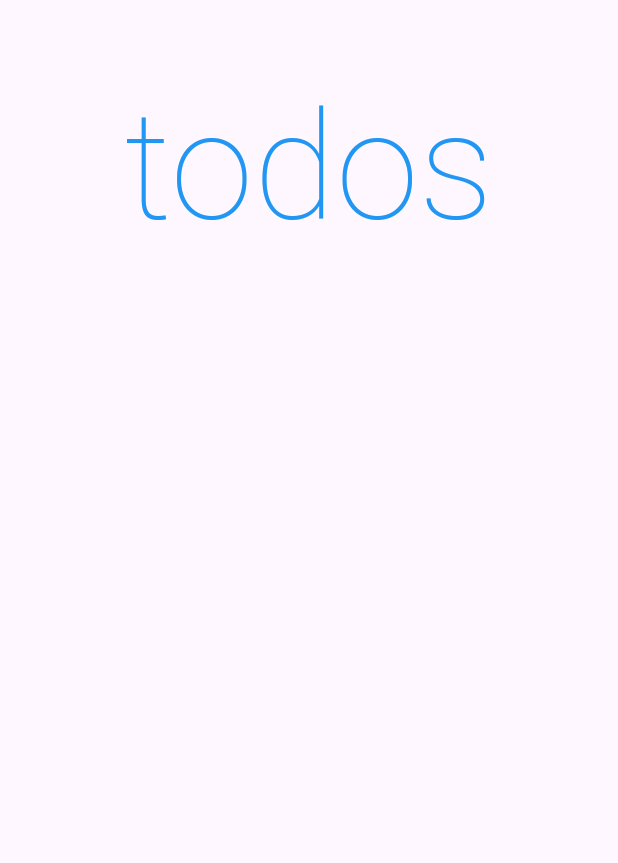
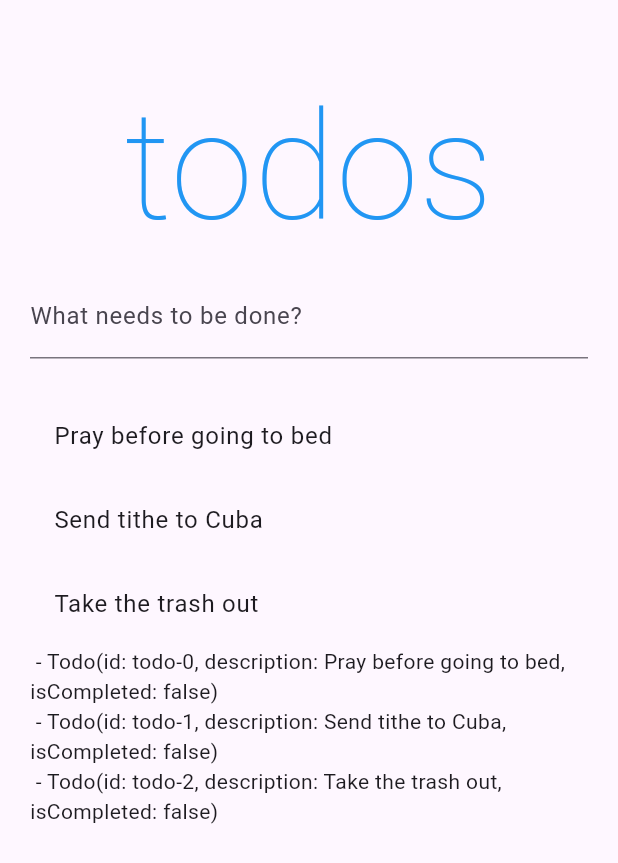
Before and after one commit to dsubiros/riverpod_todo_3, a Flutter app: the screen it shows after launch, on a phone screen of 412 x 824 dp. Shown: the top 863 px of the screen. Run offline on Flutter 3.47's test engine with Material 3 defaults, Android fonts, the phone set to English and light mode, and no system bars; our stand-ins replace flutter_hooks, flutter_riverpod, freezed_annotation, gap, hooks_riverpod, riverpod_annotation; generated files the repository leaves out were written again.

Commit message:
- Added TextField helper. - Working on List of Items.

```diff
--- a/lib/src/todos/todo_list_page.dart
+++ b/lib/src/todos/todo_list_page.dart
@@ -1,20 +1,76 @@
 import 'package:flutter/material.dart';
 import 'package:flutter_riverpod/flutter_riverpod.dart';
 import 'package:flutter_hooks/flutter_hooks.dart';
+import 'package:gap/gap.dart';
 import 'package:hooks_riverpod/hooks_riverpod.dart';
+import 'package:riverpod_todo_3/src/todos/todo_provider.dart';
 
 class TodoListPage extends HookConsumerWidget {
   const TodoListPage({super.key});
   @override
   Widget build(BuildContext context, WidgetRef ref) {
+    final todoState = ref.watch(todoNotifierProvider);
+    final todoNotifier = ref.watch(todoNotifierProvider.notifier);
+    final newTodoController = useTextEditingController();
+
     return GestureDetector(
+      onTap: () => FocusScope.of(context).unfocus(),
       child: Scaffold(
         body: ListView(
-          shrinkWrap: true,
+          // shrinkWrap: true,
           padding: const EdgeInsets.symmetric(horizontal: 20, vertical: 40),
-          children: const [HeaderTile()],
+          children: [
+            const HeaderTile(),
+            SizedBox(
+              height: 70,
+              child: TextField(
+                controller: newTodoController,
+                enabled: !todoState.isLoading,
+                decoration: InputDecoration(
+                    labelText: 'What needs to be done?',
+                    helper:
+                        todoState.isLoading ? const TextFieldHelper() : null),
+                onSubmitted: (value) {
+                  todoNotifier.add(value);
+                  newTodoController.clear();
+                },
+              ),
+            ),
+            const Gap(10),
+            // TODO: TextField
+            // TODO: Toolbar
+            // TODO: Filtered Todo List
+            ...todoState.items.map((todo) => ListTile(
+                  key: ValueKey(todo.id),
+                  title: Text(todo.description),
+                )),
+            // TODO: Todo List, for testing purposes
+            ...todoState.items.map(
+              (todo) => Text(' - ${todo.toString()}'),
+            )
+          ],
         ),
       ),
+    );
+  }
+}
+
+class TextFieldHelper extends StatelessWidget {
+  const TextFieldHelper({
+    super.key,
+  });
+
+  @override
+  Widget build(BuildContext context) {
+    return const Row(
+      children: [
+        SizedBox(
+            height: 10,
+            width: 10,
+            child: CircularProgressIndicator(strokeWidth: 2)),
+        Gap(10),
+        Text('Submitting, please wait...')
+      ],
     );
   }
 }
--- a/lib/src/todos/todo_provider.dart
+++ b/lib/src/todos/todo_provider.dart
@@ -11,13 +11,17 @@ const _uuid = Uuid();
 class TodoNotifier extends _$TodoNotifier {
   @override
   TodoState build() {
-    return const TodoState(items: []);
+    return TodoState(items: [
+      Todo(id: 'todo-0', description: 'Pray before going to bed'),
+      Todo(id: 'todo-1', description: 'Send tithe to Cuba'),
+      Todo(id: 'todo-2', description: 'Take the trash out'),
+    ]);
   }
 
   Future<void> add(String description) async {
     state = state.copyWith(isLoading: true);
     // Simulate network delay
-    await Future.delayed(const Duration(seconds: 5));
+    await Future.delayed(const Duration(seconds: 1));
 
     await AsyncValue.guard(() async {
       state = state.copyWith(
--- a/pubspec.yaml
+++ b/pubspec.yaml
@@ -42,6 +42,7 @@ dependencies:
   # The following adds the Cupertino Icons font to your application.
   # Use with the CupertinoIcons class for iOS style icons.
   cupertino_icons: ^1.0.8
+  gap: ^3.0.1
 
 dev_dependencies:
   flutter_test:
```
Also changed, not shown: lib/src/todos/todo_provider.g.dart, pubspec.lock.
